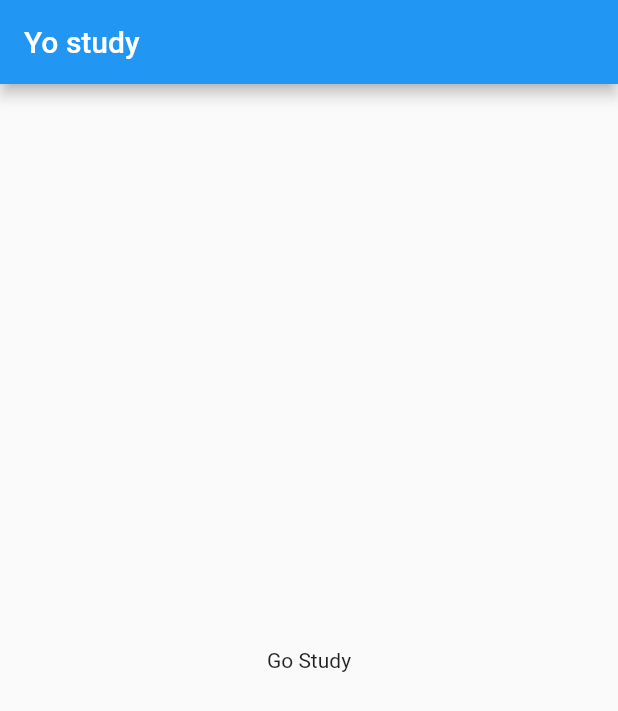
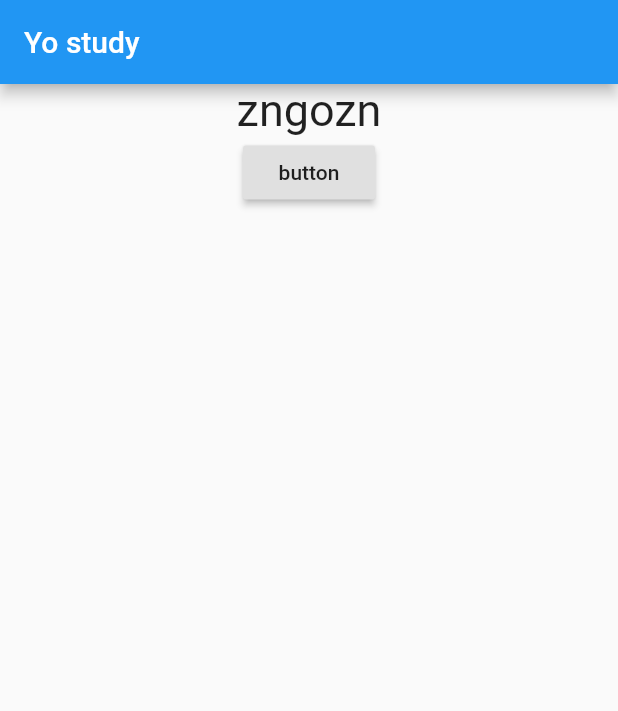
Before and after one commit to zngozn/kboystudy, a Flutter app: the screen it shows after launch, on a phone screen of 412 x 824 dp. Shown: the top 711 px of the screen. Run offline on Flutter 3.47's test engine with Material 2 defaults, Android fonts, the phone set to English and light mode, and no system bars.

```diff
--- a/lib/main.dart
+++ b/lib/main.dart
@@ -1,21 +1,47 @@
 
 import 'package:flutter/cupertino.dart';
 import 'package:flutter/material.dart';
+import 'package:kboy_study/main_model.dart';
+import 'package:provider/provider.dart';
 
 void main() => runApp(app());
 
 class app extends StatelessWidget{
+
   @override
   Widget build(BuildContext context) {
     // TODO: implement build
     return MaterialApp(
       title: 'study',
-      home: Scaffold(
-        appBar: AppBar(
-          title: Text('Yo study'),
-        ),
-        body: Center(
-          child: Text('Go Study'),
+      home: ChangeNotifierProvider<MainModel>(
+        create: (_) => MainModel(),
+        child: Scaffold(
+          appBar: AppBar(
+            title: Text('Yo study'),
+          ),
+          body: Consumer<MainModel>(
+            builder: (context, model, child) {
+              return Center(
+                child: Column(
+                  children: <Widget>[
+                    Text(
+                      model.testText,
+                      style: TextStyle(
+                        fontSize: 30,
+                      ),
+                    ),
+                    RaisedButton(
+                      child: Text('button'),
+                      onPressed: (){
+                        //todo
+                        model.changetestText();
+                      },
+                    )
+                  ],
+                ),
+              );
+            }
+          ),
         ),
       ),
     );
--- /dev/null
+++ b/lib/main_model.dart
@@ -0,0 +1,10 @@
+import 'package:flutter/cupertino.dart';
+
+class MainModel extends ChangeNotifier{
+  String testText = 'zngozn';
+
+  void changetestText(){
+    testText = 'zngosan';
+    notifyListeners();
+  }
+}
--- a/pubspec.yaml
+++ b/pubspec.yaml
@@ -23,6 +23,7 @@ environment:
 dependencies:
   flutter:
     sdk: flutter
+  provider: ^4.3.2+2
 
 
   # The following adds the Cupertino Icons font to your application.
```
Also changed, not shown: pubspec.lock.
